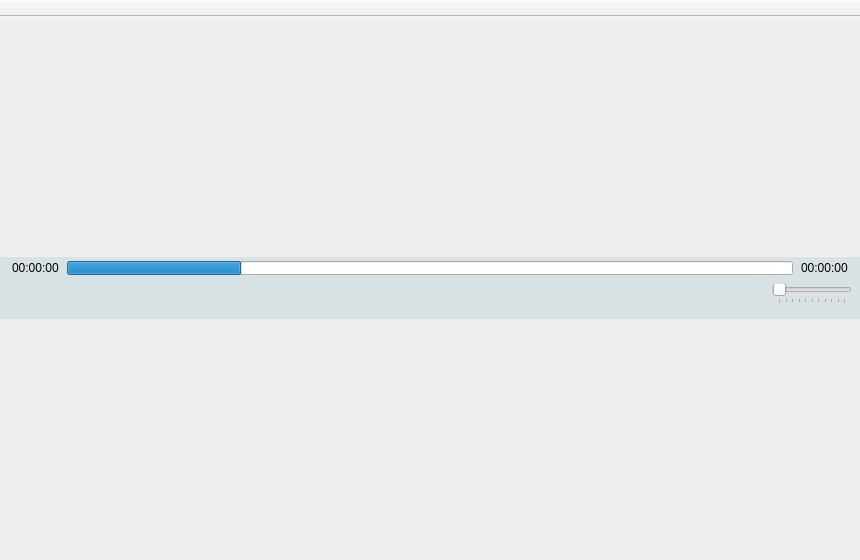
Old version of the form main.ui in the repository Benlamar/VideoPlayerWithTimeline.
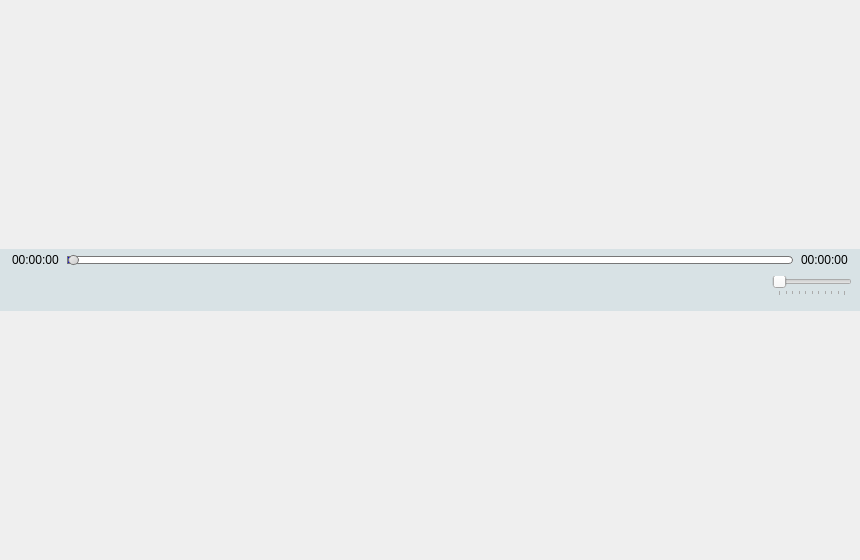
New version of the form. Icons and pictures are not drawn.

Commit message: updated with the timebar at the video slider

The edit to the form file:
```diff
--- a/main.ui
+++ b/main.ui
@@ -76,13 +76,75 @@
         <number>0</number>
        </property>
        <item>
-        <widget class="QFrame" name="progressFrame">
+        <widget class="QWidget" name="progressWidget" native="true">
          <property name="sizePolicy">
           <sizepolicy hsizetype="Preferred" vsizetype="Maximum">
            <horstretch>0</horstretch>
            <verstretch>0</verstretch>
           </sizepolicy>
          </property>
+         <property name="styleSheet">
+          <string notr="true">QSlider::groove:horizontal {
+	border: 1px solid #bbb;
+	background: white;
+	height: 6px;
+	border-radius: 4px;
+}
+
+QSlider::handle:horizontal {
+	background: qlineargradient(x1:0, y1:0, x2:1, y2:1, stop:0 #eee, stop:1 #ccc);
+	border: 1px solid #777;
+
+	width: 9px;
+	margin-top: -2px;
+	margin-bottom: -2px;
+	border-radius: 5px;
+
+	
+}
+
+QSlider::sub-page:horizontal {
+	background: qlineargradient(x1: 0, y1: 0,    x2: 0, y2: 1, stop: 0 #67bed0, stop: 1 #67bed0);
+	background: qlineargradient(x1: 0, y1: 0.2, x2: 1, y2: 1,  stop: 0 #0800ec, stop: 1 #0800ec);
+	border: 1px solid #777;
+	height: 10px;
+	border-radius: 4px;
+}
+
+QSlider::add-page:horizontal {
+	background: #fff;
+	border: 1px solid #777;
+	height: 10px;
+	border-radius: 4px;
+}
+
+
+
+QSlider::handle:horizontal:hover {
+	background: qlineargradient(x1:0, y1:0, x2:1, y2:1,   stop:0 #fff, stop:1 #ddd);
+	border: 1px solid #444;
+	width: 11px;
+	margin-top: -3.5px;
+	margin-bottom: -3.5px;
+	border-radius: 5px;
+}
+
+QSlider::sub-page:horizontal:disabled {
+	background: #bbb;
+	border-color: #999;
+}
+
+QSlider::add-page:horizontal:disabled {
+	background: #eee;
+	border-color: #999;
+}
+
+QSlider::handle:horizontal:disabled {
+	background: #eee;
+	border: 1px solid #aaa;
+	border-radius: 4px;
+}</string>
+         </property>
          <layout class="QHBoxLayout" name="horizontalLayout">
           <property name="spacing">
            <number>8</number>
@@ -107,24 +169,48 @@
            </widget>
           </item>
           <item>
-           <widget class="QProgressBar" name="progressBar">
+           <widget class="QSlider" name="videoSlider">
+            <property name="sizePolicy">
+             <sizepolicy hsizetype="Expanding" vsizetype="Minimum">
+              <horstretch>0</horstretch>
+              <verstretch>0</verstretch>
+             </sizepolicy>
+            </property>
+            <property name="minimumSize">
+             <size>
+              <width>0</width>
+              <height>0</height>
+             </size>
+            </property>
             <property name="maximumSize">
              <size>
               <width>16777215</width>
-              <height>14</height>
+              <height>12</height>
              </size>
             </property>
+            <property name="autoFillBackground">
+             <bool>false</bool>
+            </property>
             <property name="styleSheet">
-             <string notr="true">background: None;</string>
+             <string notr="true"/>
             </property>
             <property name="value">
-             <number>24</number>
+             <number>0</number>
             </property>
-            <property name="textVisible">
+            <property name="sliderPosition">
+             <number>0</number>
+            </property>
+            <property name="tracking">
+             <bool>true</bool>
+            </property>
+            <property name="orientation">
+             <enum>Qt::Horizontal</enum>
+            </property>
+            <property name="invertedAppearance">
              <bool>false</bool>
             </property>
-            <property name="format">
-             <string/>
+            <property name="invertedControls">
+             <bool>false</bool>
             </property>
            </widget>
           </item>
@@ -403,26 +489,6 @@
     </rect>
    </property>
   </widget>
-  <widget class="QToolBar" name="toolBar">
-   <property name="windowTitle">
-    <string>toolBar</string>
-   </property>
-   <property name="movable">
-    <bool>false</bool>
-   </property>
-   <property name="allowedAreas">
-    <set>Qt::AllToolBarAreas</set>
-   </property>
-   <property name="orientation">
-    <enum>Qt::Horizontal</enum>
-   </property>
-   <attribute name="toolBarArea">
-    <enum>TopToolBarArea</enum>
-   </attribute>
-   <attribute name="toolBarBreak">
-    <bool>false</bool>
-   </attribute>
-  </widget>
  </widget>
  <resources/>
  <connections/>
```
The commit also changes 5 other files.
